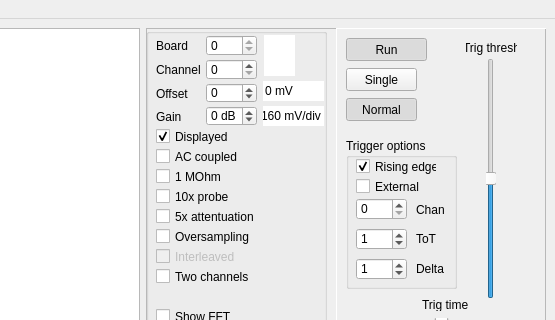
Old version of the form software/HaasoscopePro.ui in the repository priimak/HaasoscopePro; both pictures show x 657 to 1212 and y 0 to 320 of the 1212 by 800 pixel window.
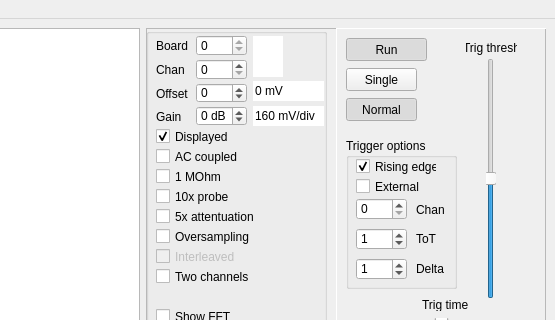
New version of the form. Custom widgets are drawn as their Qt base class.

Commit message: LED colors

What changed in the file:
```diff
--- a/software/HaasoscopePro.ui
+++ b/software/HaasoscopePro.ui
@@ -927,7 +927,7 @@
        <widget class="QSpinBox" name="chanBox">
         <property name="geometry">
          <rect>
-          <x>60</x>
+          <x>50</x>
           <y>31</y>
           <width>51</width>
           <height>21</height>
@@ -957,7 +957,7 @@
          </font>
         </property>
         <property name="text">
-         <string>Channel</string>
+         <string>Chan</string>
         </property>
        </widget>
        <widget class="QCheckBox" name="acdcCheck">
@@ -1104,7 +1104,7 @@
        <widget class="QSpinBox" name="offsetBox">
         <property name="geometry">
          <rect>
-          <x>60</x>
+          <x>50</x>
           <y>55</y>
           <width>51</width>
           <height>20</height>
@@ -1146,7 +1146,7 @@
        <widget class="QSpinBox" name="gainBox">
         <property name="geometry">
          <rect>
-          <x>60</x>
+          <x>50</x>
           <y>78</y>
           <width>51</width>
           <height>20</height>
@@ -1197,7 +1197,7 @@
        <widget class="QSpinBox" name="boardBox">
         <property name="geometry">
          <rect>
-          <x>60</x>
+          <x>50</x>
           <y>7</y>
           <width>51</width>
           <height>21</height>
@@ -1260,9 +1260,9 @@
        <widget class="QTextBrowser" name="chanColor">
         <property name="geometry">
          <rect>
-          <x>118</x>
-          <y>7</y>
-          <width>31</width>
+          <x>107</x>
+          <y>8</y>
+          <width>30</width>
           <height>41</height>
          </rect>
         </property>
@@ -1339,9 +1339,9 @@
        <widget class="QLineEdit" name="VperD">
         <property name="geometry">
          <rect>
-          <x>117</x>
+          <x>107</x>
           <y>78</y>
-          <width>61</width>
+          <width>71</width>
           <height>20</height>
          </rect>
         </property>
@@ -1367,9 +1367,9 @@
        <widget class="QLineEdit" name="Voff">
         <property name="geometry">
          <rect>
-          <x>117</x>
+          <x>107</x>
           <y>53</y>
-          <width>61</width>
+          <width>71</width>
           <height>20</height>
          </rect>
         </property>
```
The commit also changes 1 other file.
